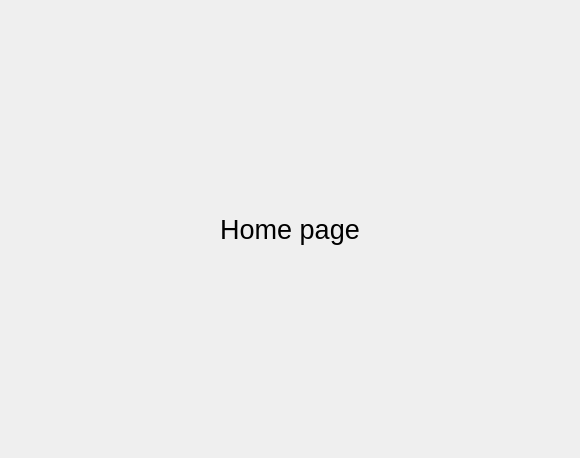
Qt form package/home/gui_home.ui (ljengic/BLE_desktop_application) before a commit.
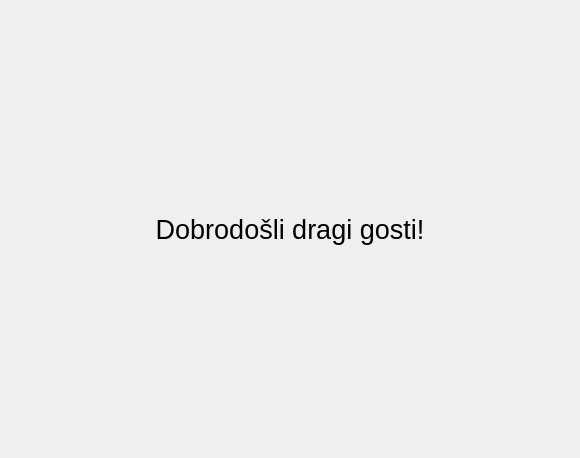
The same form after that commit.

What changed in the file:
```diff
--- a/package/home/gui_home.ui
+++ b/package/home/gui_home.ui
@@ -22,7 +22,7 @@
       </font>
      </property>
      <property name="text">
-      <string>Home page</string>
+      <string>Dobrodošli dragi gosti!</string>
      </property>
      <property name="alignment">
       <set>Qt::AlignCenter</set>
```
Left out of the diff: 4 changed lines with no effect on the pictures.
